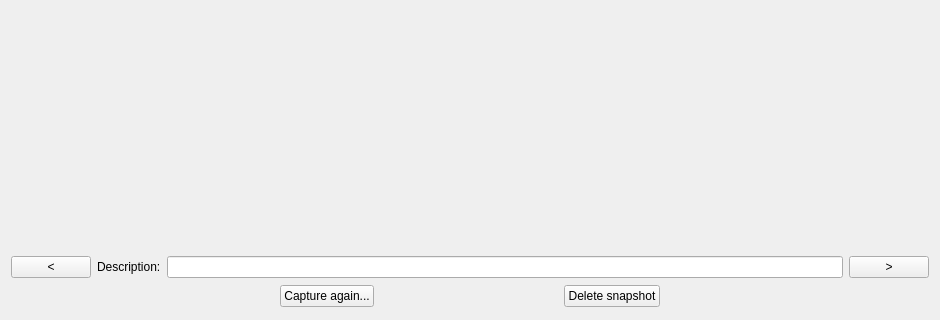
This is kstars/printing/foveditordialog.ui in KDE/kstars as Qt 5 draws it before an edit; both pictures show x 0 to 940 and y 250 to 570 of the 940 by 570 pixel window. The edited form follows.
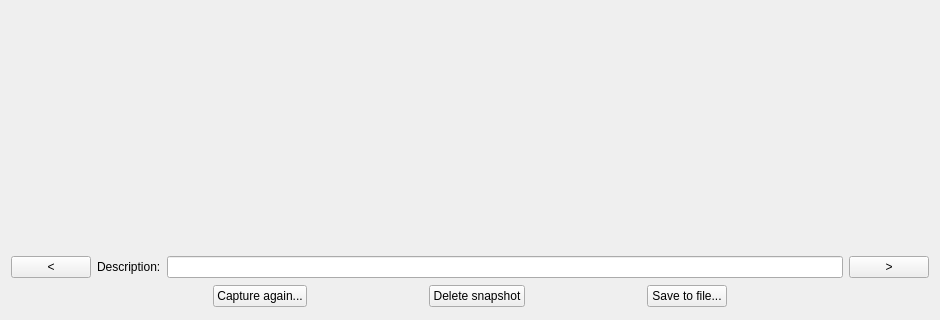
This is the edited form.

The edit to the form file:
```diff
--- a/kstars/printing/foveditordialog.ui
+++ b/kstars/printing/foveditordialog.ui
@@ -191,6 +191,26 @@
          </property>
         </spacer>
        </item>
+       <item>
+        <widget class="QPushButton" name="saveButton">
+         <property name="text">
+          <string>Save to file...</string>
+         </property>
+        </widget>
+       </item>
+       <item>
+        <spacer name="horizontalSpacer">
+         <property name="orientation">
+          <enum>Qt::Horizontal</enum>
+         </property>
+         <property name="sizeHint" stdset="0">
+          <size>
+           <width>40</width>
+           <height>20</height>
+          </size>
+         </property>
+        </spacer>
+       </item>
       </layout>
      </item>
     </layout>
```
